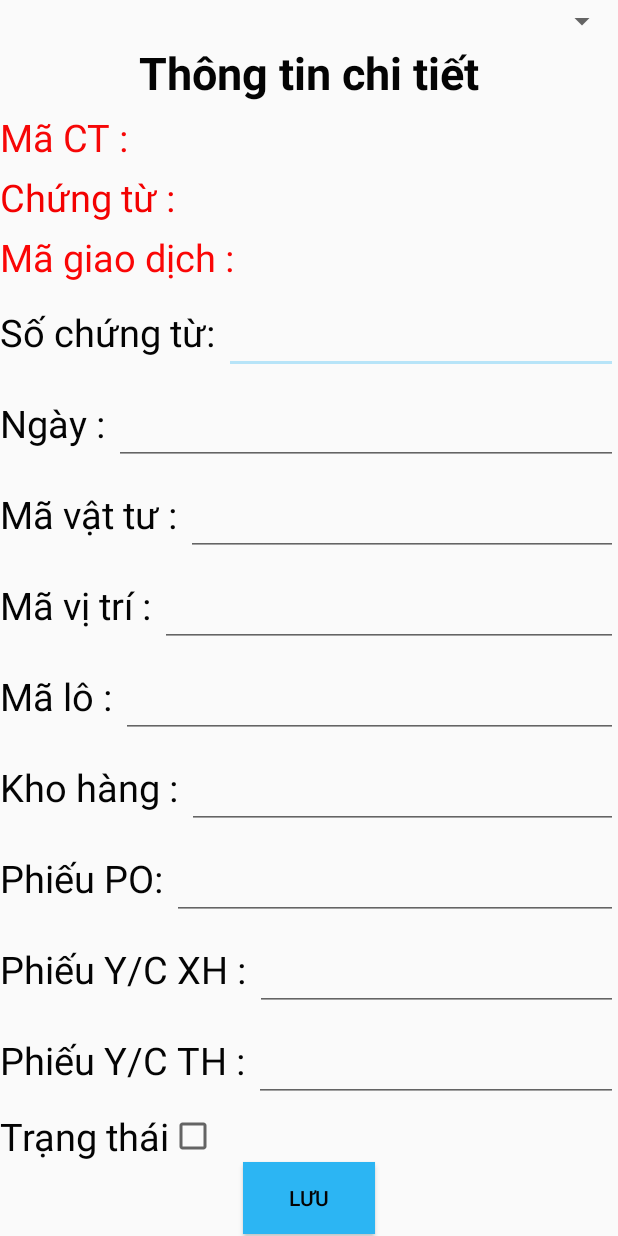
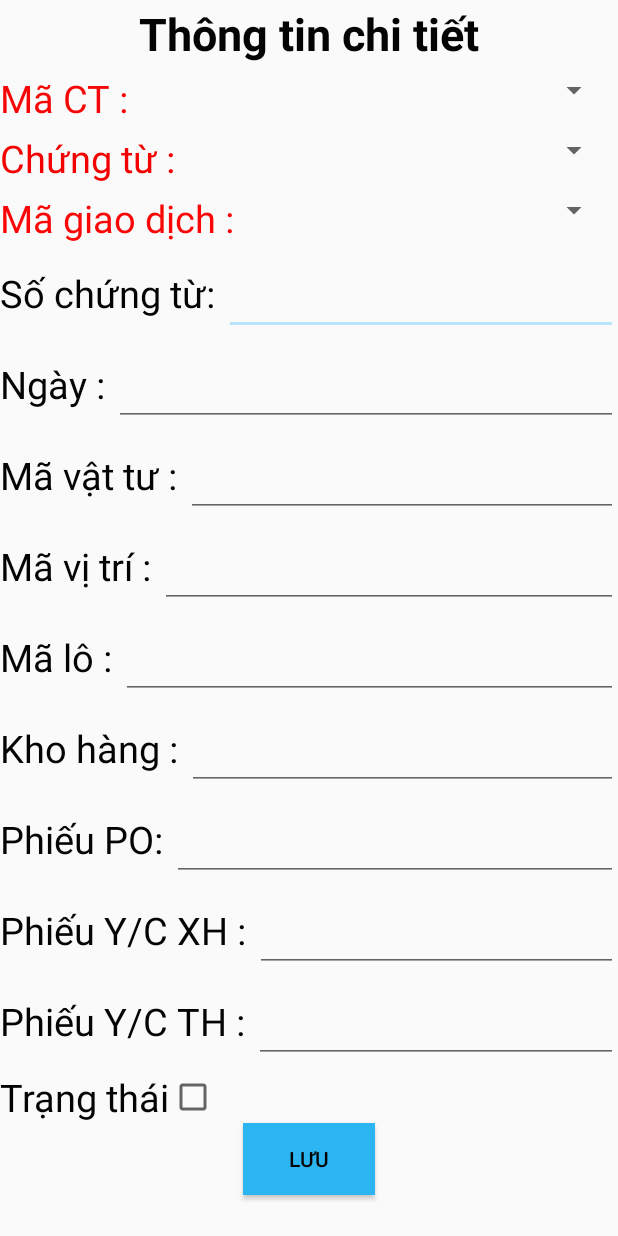
Before and after one commit to vanthuan9699/ATOSQLite, an Android app: the layout activity_main.xml on its own in the app's theme, with its tools: preview values and no code run, on a phone screen of 412 x 824 dp. Run offline under Robolectric (Android 15) with nearby library versions, the phone set to English and light mode, and no system bars.

Commit message:
no message

```diff
--- a/app/src/main/res/layout/activity_main.xml
+++ b/app/src/main/res/layout/activity_main.xml
@@ -7,11 +7,6 @@
     android:orientation="vertical"
     tools:context=".MainActivity">
 
-    <Spinner
-        android:id="@+id/sp_loaichungtu"
-        android:layout_width="match_parent"
-        android:layout_height="wrap_content"
-        android:layout_marginTop="2dp" />
 
 
     <TextView
@@ -40,8 +35,8 @@
             android:textColor="#F60707"
             android:textSize="25sp" />
 
-        <TextView
-            android:id="@+id/ma_ct"
+        <Spinner
+            android:id="@+id/sp_mact"
             android:layout_width="match_parent"
             android:layout_height="wrap_content"
             android:gravity="right"
@@ -67,8 +62,8 @@
             android:textColor="#F30101"
             android:textSize="25sp" />
 
-        <TextView
-            android:id="@+id/ct"
+        <Spinner
+            android:id="@+id/sp_ct"
             android:layout_width="match_parent"
             android:layout_height="wrap_content"
             android:gravity="right"
@@ -96,8 +91,8 @@
 
             android:textSize="25sp" />
 
-        <TextView
-            android:id="@+id/gd"
+        <Spinner
+            android:id="@+id/sp_magd"
             android:layout_width="match_parent"
             android:layout_height="wrap_content"
             android:gravity="right"
@@ -280,22 +275,17 @@
         android:layout_width="match_parent"
         android:layout_height="wrap_content"
         android:layout_marginTop="5dp"
-
         android:orientation="horizontal">
-
         <TextView
             android:layout_width="wrap_content"
             android:layout_height="wrap_content"
             android:text="Phiếu Y/C XH : "
-
             android:textColor="#040404"
             android:textSize="25sp" />
-
         <EditText
             android:id="@+id/ycxh"
             android:layout_width="match_parent"
             android:layout_height="wrap_content"
-
             android:textColor="#040404"
             android:textSize="25sp" />
     </LinearLayout>
@@ -304,41 +294,31 @@
         android:layout_width="match_parent"
         android:layout_height="wrap_content"
         android:layout_marginTop="5dp"
-
         android:orientation="horizontal">
-
         <TextView
             android:layout_width="wrap_content"
             android:layout_height="wrap_content"
             android:text="Phiếu Y/C TH : "
             android:textColor="#040404"
-
             android:textSize="25sp" />
-
         <EditText
             android:id="@+id/ycth"
             android:layout_width="match_parent"
             android:layout_height="wrap_content"
-
             android:textColor="#040404"
             android:textSize="25sp" />
     </LinearLayout>
-
     <LinearLayout
         android:layout_width="match_parent"
         android:layout_height="wrap_content"
         android:layout_marginTop="5dp"
-
         android:orientation="horizontal">
-
         <TextView
             android:layout_width="wrap_content"
             android:layout_height="wrap_content"
             android:text="Trạng thái"
             android:textColor="#040404"
-
             android:textSize="25sp" />
-
         <CheckBox
             android:id="@+id/trangthai"
             android:layout_width="match_parent"
```
Also changed, not shown: app/src/main/java/com/example/myapplication/MainActivity.java (+40 -16 lines).
